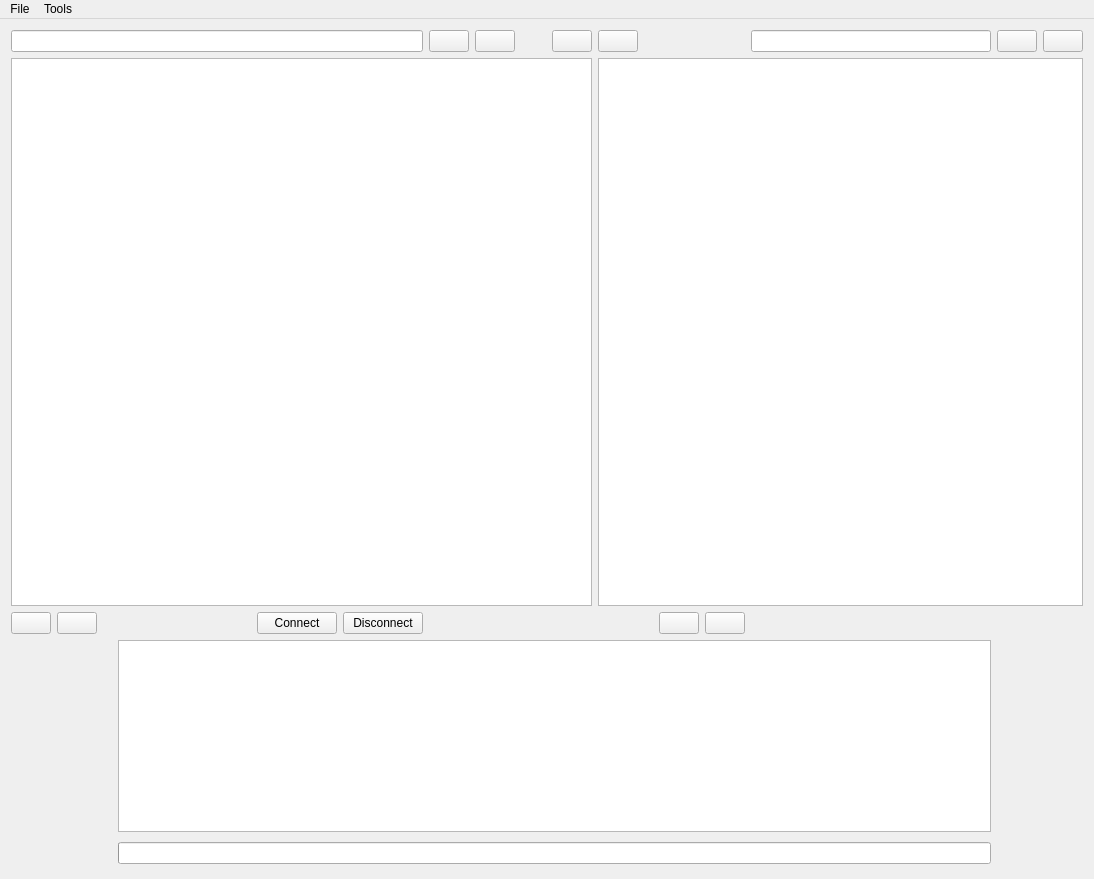
Old version of the form ftpClient/ui/clientView.ui in the repository kandabi/OpenFTP.
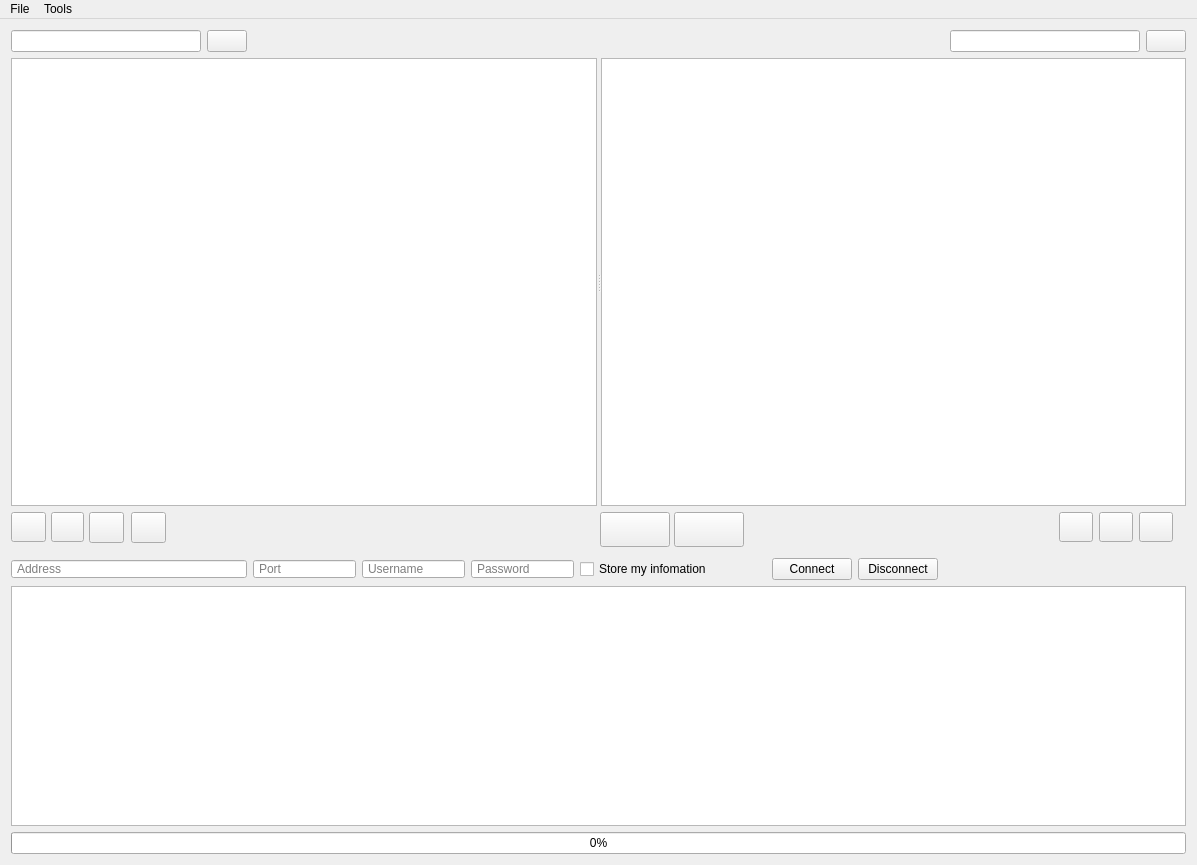
New version of the form. Icons and pictures are not drawn.

```diff
--- a/ftpClient/ui/clientView.ui
+++ b/ftpClient/ui/clientView.ui
@@ -6,10 +6,16 @@
    <rect>
     <x>0</x>
     <y>0</y>
-    <width>1094</width>
-    <height>879</height>
+    <width>1197</width>
+    <height>865</height>
    </rect>
   </property>
+  <property name="sizePolicy">
+   <sizepolicy hsizetype="Fixed" vsizetype="Fixed">
+    <horstretch>0</horstretch>
+    <verstretch>0</verstretch>
+   </sizepolicy>
+  </property>
   <property name="windowTitle">
    <string>client</string>
   </property>
@@ -25,108 +31,35 @@
   </property>
   <widget class="QWidget" name="centralWidget">
    <layout class="QGridLayout" name="gridLayout">
-    <item row="3" column="1">
-     <widget class="QPushButton" name="openFileBrowserButton">
-      <property name="text">
-       <string/>
-      </property>
-      <property name="icon">
-       <iconset resource="resources.qrc">
-        <normaloff>:/folderIcon/images/folder.png</normaloff>:/folderIcon/images/folder.png</iconset>
-      </property>
-      <property name="iconSize">
-       <size>
-        <width>22</width>
-        <height>22</height>
-       </size>
-      </property>
-     </widget>
-    </item>
-    <item row="0" column="40">
-     <widget class="QPushButton" name="returnButton">
-      <property name="sizePolicy">
-       <sizepolicy hsizetype="Fixed" vsizetype="Fixed">
-        <horstretch>0</horstretch>
-        <verstretch>0</verstretch>
-       </sizepolicy>
-      </property>
-      <property name="sizeIncrement">
-       <size>
-        <width>0</width>
-        <height>0</height>
-       </size>
-      </property>
-      <property name="text">
-       <string/>
-      </property>
-      <property name="icon">
-       <iconset resource="resources.qrc">
-        <normaloff>:/returnIcon/images/return_button.png</normaloff>:/returnIcon/images/return_button.png</iconset>
-      </property>
-      <property name="iconSize">
-       <size>
-        <width>22</width>
-        <height>22</height>
-       </size>
-      </property>
-      <property name="checkable">
-       <bool>false</bool>
-      </property>
-      <property name="default">
-       <bool>false</bool>
-      </property>
-      <property name="flat">
-       <bool>false</bool>
-      </property>
-     </widget>
-    </item>
-    <item row="23" column="1">
-     <spacer name="verticalSpacer">
-      <property name="orientation">
-       <enum>Qt::Vertical</enum>
-      </property>
-      <property name="sizeType">
-       <enum>QSizePolicy::Fixed</enum>
-      </property>
-      <property name="sizeHint" stdset="0">
-       <size>
-        <width>20</width>
-        <height>30</height>
-       </size>
-      </property>
-     </spacer>
-    </item>
-    <item row="3" column="0">
-     <widget class="QPushButton" name="localHomeButton">
-      <property name="text">
-       <string/>
-      </property>
-      <property name="icon">
-       <iconset resource="resources.qrc">
-        <normaloff>:/homeIcon/images/home_button.png</normaloff>:/homeIcon/images/home_button.png</iconset>
-      </property>
-      <property name="iconSize">
-       <size>
-        <width>22</width>
-        <height>22</height>
-       </size>
-      </property>
-     </widget>
-    </item>
-    <item row="3" column="12">
-     <widget class="QPushButton" name="connectButton">
+    <item row="3" column="0" colspan="2">
+     <widget class="QLineEdit" name="addressEdit">
       <property name="sizePolicy">
        <sizepolicy hsizetype="Expanding" vsizetype="Fixed">
         <horstretch>0</horstretch>
         <verstretch>0</verstretch>
        </sizepolicy>
       </property>
-      <property name="text">
-       <string>Connect</string>
+      <property name="minimumSize">
+       <size>
+        <width>100</width>
+        <height>0</height>
+       </size>
+      </property>
+      <property name="maximumSize">
+       <size>
+        <width>16777215</width>
+        <height>16777215</height>
+       </size>
+      </property>
+      <property name="styleSheet">
+       <string notr="true">padding-left:3px</string>
+      </property>
+      <property name="placeholderText">
+       <string>Address</string>
       </property>
      </widget>
     </item>
-    <item row="10" column="3" colspan="36">
+    <item row="4" column="0" colspan="12">
      <widget class="QTextEdit" name="mainTextWindow">
       <property name="sizePolicy">
        <sizepolicy hsizetype="Expanding" vsizetype="Fixed">
@@ -136,8 +69,8 @@
       </property>
       <property name="minimumSize">
        <size>
-        <width>0</width>
-        <height>150</height>
+        <width>100</width>
+        <height>240</height>
        </size>
       </property>
       <property name="readOnly">
@@ -148,17 +81,104 @@
       </property>
      </widget>
     </item>
-    <item row="23" column="3" colspan="36">
+    <item row="3" column="3">
+     <widget class="QLineEdit" name="usernameEdit">
+      <property name="sizePolicy">
+       <sizepolicy hsizetype="Fixed" vsizetype="Fixed">
+        <horstretch>0</horstretch>
+        <verstretch>0</verstretch>
+       </sizepolicy>
+      </property>
+      <property name="minimumSize">
+       <size>
+        <width>85</width>
+        <height>0</height>
+       </size>
+      </property>
+      <property name="maximumSize">
+       <size>
+        <width>16777215</width>
+        <height>16777215</height>
+       </size>
+      </property>
+      <property name="styleSheet">
+       <string notr="true">padding-left:3px</string>
+      </property>
+      <property name="placeholderText">
+       <string>Username</string>
+      </property>
+     </widget>
+    </item>
+    <item row="3" column="4">
+     <widget class="QLineEdit" name="passwordEdit">
+      <property name="enabled">
+       <bool>true</bool>
+      </property>
+      <property name="sizePolicy">
+       <sizepolicy hsizetype="Fixed" vsizetype="Fixed">
+        <horstretch>0</horstretch>
+        <verstretch>0</verstretch>
+       </sizepolicy>
+      </property>
+      <property name="minimumSize">
+       <size>
+        <width>75</width>
+        <height>0</height>
+       </size>
+      </property>
+      <property name="styleSheet">
+       <string notr="true">padding-left:3px</string>
+      </property>
+      <property name="echoMode">
+       <enum>QLineEdit::Password</enum>
+      </property>
+      <property name="placeholderText">
+       <string>Password</string>
+      </property>
+     </widget>
+    </item>
+    <item row="3" column="2">
+     <widget class="QLineEdit" name="portEdit">
+      <property name="sizePolicy">
+       <sizepolicy hsizetype="Fixed" vsizetype="Fixed">
+        <horstretch>0</horstretch>
+        <verstretch>0</verstretch>
+       </sizepolicy>
+      </property>
+      <property name="minimumSize">
+       <size>
+        <width>60</width>
+        <height>0</height>
+       </size>
+      </property>
+      <property name="maximumSize">
+       <size>
+        <width>16777215</width>
+        <height>16777215</height>
+       </size>
+      </property>
+      <property name="styleSheet">
+       <string notr="true">padding-left:3px</string>
+      </property>
+      <property name="placeholderText">
+       <string>Port</string>
+      </property>
+     </widget>
+    </item>
+    <item row="5" column="0" colspan="12">
      <widget class="QProgressBar" name="progressBar">
+      <property name="enabled">
+       <bool>true</bool>
+      </property>
       <property name="sizePolicy">
-       <sizepolicy hsizetype="Preferred" vsizetype="Fixed">
+       <sizepolicy hsizetype="Expanding" vsizetype="Fixed">
         <horstretch>0</horstretch>
         <verstretch>0</verstretch>
        </sizepolicy>
       </property>
       <property name="minimumSize">
        <size>
-        <width>0</width>
+        <width>100</width>
         <height>0</height>
        </size>
       </property>
@@ -166,37 +186,27 @@
        <number>0</number>
       </property>
       <property name="textVisible">
+       <bool>true</bool>
+      </property>
+      <property name="invertedAppearance">
        <bool>false</bool>
       </property>
+      <property name="textDirection">
+       <enum>QProgressBar::BottomToTop</enum>
+      </property>
      </widget>
     </item>
-    <item row="0" column="15">
-     <widget class="QPushButton" name="localReturnButton">
-      <property name="sizePolicy">
-       <sizepolicy hsizetype="Fixed" vsizetype="Fixed">
-        <horstretch>0</horstretch>
-        <verstretch>0</verstretch>
-       </sizepolicy>
-      </property>
+    <item row="3" column="5">
+     <widget class="QCheckBox" name="storeInformationCheckbox">
       <property name="text">
-       <string/>
-      </property>
-      <property name="icon">
-       <iconset resource="resources.qrc">
-        <normaloff>:/returnIcon/images/return_button.png</normaloff>:/returnIcon/images/return_button.png</iconset>
-      </property>
-      <property name="iconSize">
-       <size>
-        <width>21</width>
-        <height>22</height>
-       </size>
+       <string>Store my infomation</string>
       </property>
      </widget>
     </item>
-    <item row="3" column="13">
+    <item row="3" column="8">
      <widget class="QPushButton" name="disconnectButton">
       <property name="sizePolicy">
-       <sizepolicy hsizetype="Expanding" vsizetype="Fixed">
+       <sizepolicy hsizetype="Fixed" vsizetype="Fixed">
         <horstretch>0</horstretch>
         <verstretch>0</verstretch>
        </sizepolicy>
@@ -206,7 +216,7 @@
       </property>
      </widget>
     </item>
-    <item row="0" column="39">
+    <item row="0" column="1">
      <widget class="QPushButton" name="searchButton">
       <property name="sizePolicy">
        <sizepolicy hsizetype="Fixed" vsizetype="Fixed">
@@ -244,52 +254,57 @@
       </property>
      </widget>
     </item>
-    <item row="3" column="22">
-     <widget class="QPushButton" name="deleteButton">
+    <item row="0" column="0">
+     <widget class="QLineEdit" name="localSearchEdit">
       <property name="sizePolicy">
        <sizepolicy hsizetype="Fixed" vsizetype="Fixed">
         <horstretch>0</horstretch>
         <verstretch>0</verstretch>
        </sizepolicy>
       </property>
-      <property name="sizeIncrement">
+      <property name="minimumSize">
        <size>
-        <width>0</width>
+        <width>190</width>
         <height>0</height>
        </size>
       </property>
-      <property name="text">
+      <property name="maximumSize">
+       <size>
+        <width>16777215</width>
+        <height>16777215</height>
+       </size>
+      </property>
+     </widget>
+    </item>
+    <item row="2" column="0">
+     <widget class="QGroupBox" name="groupBox">
+      <property name="styleSheet">
+       <string notr="true">.QGroupBox{ border:none;}</string>
+      </property>
+      <property name="title">
        <string/>
       </property>
-      <property name="icon">
-       <iconset resource="resources.qrc">
-        <normaloff>:/deleteIcon/images/delete.png</normaloff>:/deleteIcon/images/delete.png</iconset>
-      </property>
-      <property name="iconSize">
-       <size>
-        <width>22</width>
-        <height>22</height>
-       </size>
-      </property>
-      <property name="checkable">
-       <bool>false</bool>
-      </property>
-      <property name="default">
-       <bool>false</bool>
-      </property>
       <property name="flat">
-       <bool>false</bool>
+       <bool>true</bool>
       </property>
-     </widget>
-    </item>
-    <item row="0" column="14">
-     <widget class="QPushButton" name="localSearchButton">
+      <widget class="QPushButton" name="localReturnButton">
+       <property name="geometry">
+        <rect>
+         <x>40</x>
+         <y>0</y>
+         <width>33</width>
+         <height>30</height>
+        </rect>
+       </property>
       <property name="sizePolicy">
        <sizepolicy hsizetype="Fixed" vsizetype="Fixed">
         <horstretch>0</horstretch>
         <verstretch>0</verstretch>
        </sizepolicy>
       </property>
+       <property name="layoutDirection">
+        <enum>Qt::LeftToRight</enum>
+       </property>
       <property name="text">
        <string/>
       </property>
@@ -299,36 +314,61 @@
       </property>
       <property name="iconSize">
        <size>
-        <width>24</width>
-        <height>20</height>
+         <width>21</width>
+         <height>22</height>
        </size>
       </property>
      </widget>
-    </item>
-    <item row="0" column="0" colspan="14">
-     <widget class="QLineEdit" name="localSearchEdit"/>
-    </item>
-    <item row="0" column="23" colspan="16">
-     <widget class="QLineEdit" name="serverSearchEdit">
-      <property name="cursorPosition">
-       <number>0</number>
-      </property>
-     </widget>
-    </item>
-    <item row="3" column="21">
-     <widget class="QPushButton" name="homeButton">
-      <property name="sizePolicy">
-       <sizepolicy hsizetype="Fixed" vsizetype="Fixed">
-        <horstretch>0</horstretch>
-        <verstretch>0</verstretch>
-       </sizepolicy>
-      </property>
-      <property name="sizeIncrement">
+      <widget class="QPushButton" name="openFileBrowserButton">
+       <property name="geometry">
+        <rect>
+         <x>78</x>
+         <y>0</y>
+         <width>35</width>
+         <height>31</height>
+        </rect>
+       </property>
+       <property name="maximumSize">
+        <size>
+         <width>35</width>
+         <height>16777215</height>
+        </size>
+       </property>
+       <property name="layoutDirection">
+        <enum>Qt::LeftToRight</enum>
+       </property>
+       <property name="text">
+        <string/>
+       </property>
+       <property name="icon">
+        <iconset resource="resources.qrc">
+         <normaloff>:/folderIcon/images/folder.png</normaloff>:/folderIcon/images/folder.png</iconset>
+       </property>
+       <property name="iconSize">
+        <size>
+         <width>22</width>
+         <height>23</height>
+        </size>
+       </property>
+      </widget>
+      <widget class="QPushButton" name="localHomeButton">
+       <property name="geometry">
+        <rect>
+         <x>0</x>
+         <y>0</y>
+         <width>35</width>
+         <height>30</height>
+        </rect>
+       </property>
+       <property name="maximumSize">
        <size>
-        <width>0</width>
-        <height>0</height>
-       </size>
-      </property>
+         <width>35</width>
+         <height>16777215</height>
+        </size>
+       </property>
+       <property name="layoutDirection">
+        <enum>Qt::RightToLeft</enum>
+       </property>
       <property name="text">
        <string/>
       </property>
@@ -342,25 +382,101 @@
         <height>22</height>
        </size>
       </property>
-      <property name="checkable">
-       <bool>false</bool>
-      </property>
-      <property name="default">
-       <bool>false</bool>
+      </widget>
+      <widget class="QPushButton" name="deleteButtonLocal">
+       <property name="geometry">
+        <rect>
+         <x>120</x>
+         <y>0</y>
+         <width>35</width>
+         <height>31</height>
+        </rect>
+       </property>
+       <property name="maximumSize">
+        <size>
+         <width>35</width>
+         <height>16777215</height>
+        </size>
+       </property>
+       <property name="text">
+        <string/>
+       </property>
+       <property name="icon">
+        <iconset resource="resources.qrc">
+         <normaloff>:/deleteIcon/images/delete.png</normaloff>:/deleteIcon/images/delete.png</iconset>
+       </property>
+       <property name="iconSize">
+        <size>
+         <width>22</width>
+         <height>22</height>
+        </size>
+       </property>
+      </widget>
+     </widget>
+    </item>
+    <item row="3" column="7">
+     <widget class="QPushButton" name="connectButton">
+      <property name="sizePolicy">
+       <sizepolicy hsizetype="Fixed" vsizetype="Fixed">
+        <horstretch>0</horstretch>
+        <verstretch>0</verstretch>
+       </sizepolicy>
+      </property>
+      <property name="text">
+       <string>Connect</string>
+      </property>
+     </widget>
+    </item>
+    <item row="2" column="5">
+     <widget class="QGroupBox" name="groupBox_3">
+      <property name="sizePolicy">
+       <sizepolicy hsizetype="Preferred" vsizetype="Fixed">
+        <horstretch>0</horstretch>
+        <verstretch>0</verstretch>
+       </sizepolicy>
+      </property>
+      <property name="minimumSize">
+       <size>
+        <width>180</width>
+        <height>40</height>
+       </size>
+      </property>
+      <property name="layoutDirection">
+       <enum>Qt::RightToLeft</enum>
+      </property>
+      <property name="styleSheet">
+       <string notr="true">.QGroupBox{ border:none;}</string>
+      </property>
+      <property name="title">
+       <string/>
       </property>
       <property name="flat">
-       <bool>false</bool>
+       <bool>true</bool>
       </property>
-     </widget>
-    </item>
-    <item row="0" column="18">
      <widget class="QPushButton" name="uploadButton">
+       <property name="geometry">
+        <rect>
+         <x>20</x>
+         <y>0</y>
+         <width>70</width>
+         <height>35</height>
+        </rect>
+       </property>
       <property name="sizePolicy">
        <sizepolicy hsizetype="Fixed" vsizetype="Fixed">
         <horstretch>0</horstretch>
         <verstretch>0</verstretch>
        </sizepolicy>
       </property>
+       <property name="minimumSize">
+        <size>
+         <width>70</width>
+         <height>0</height>
+        </size>
+       </property>
+       <property name="layoutDirection">
+        <enum>Qt::RightToLeft</enum>
+       </property>
       <property name="text">
        <string/>
       </property>
@@ -375,19 +491,74 @@
        </size>
       </property>
      </widget>
+      <widget class="QPushButton" name="downloadButton">
+       <property name="geometry">
+        <rect>
+         <x>94</x>
+         <y>0</y>
+         <width>70</width>
+         <height>35</height>
+        </rect>
+       </property>
+       <property name="sizePolicy">
+        <sizepolicy hsizetype="Fixed" vsizetype="Fixed">
+         <horstretch>0</horstretch>
+         <verstretch>0</verstretch>
+        </sizepolicy>
+       </property>
+       <property name="minimumSize">
+        <size>
+         <width>70</width>
+         <height>0</height>
+        </size>
+       </property>
+       <property name="layoutDirection">
+        <enum>Qt::RightToLeft</enum>
+       </property>
+       <property name="text">
+        <string/>
+       </property>
+       <property name="icon">
+        <iconset resource="resources.qrc">
+         <normaloff>:/arrow/images/left.png</normaloff>:/arrow/images/left.png</iconset>
+       </property>
+       <property name="iconSize">
+        <size>
+         <width>25</width>
+         <height>27</height>
+        </size>
+       </property>
+      </widget>
+     </widget>
     </item>
-    <item row="2" column="0" colspan="19">
+    <item row="1" column="0" colspan="12">
+     <widget class="QSplitter" name="splitter">
+      <property name="sizePolicy">
+       <sizepolicy hsizetype="Expanding" vsizetype="Expanding">
+        <horstretch>0</horstretch>
+        <verstretch>0</verstretch>
+       </sizepolicy>
+      </property>
+      <property name="minimumSize">
+       <size>
+        <width>0</width>
+        <height>349</height>
+       </size>
+      </property>
+      <property name="orientation">
+       <enum>Qt::Horizontal</enum>
+      </property>
      <widget class="QTableView" name="localBrowser">
       <property name="sizePolicy">
-       <sizepolicy hsizetype="Preferred" vsizetype="Preferred">
+        <sizepolicy hsizetype="Expanding" vsizetype="Expanding">
         <horstretch>1</horstretch>
         <verstretch>0</verstretch>
        </sizepolicy>
       </property>
       <property name="minimumSize">
        <size>
-        <width>450</width>
-        <height>350</height>
+         <width>0</width>
+         <height>300</height>
        </size>
       </property>
       <property name="sizeIncrement">
@@ -439,19 +610,17 @@
        <number>25</number>
       </attribute>
      </widget>
-    </item>
-    <item row="2" column="19" colspan="22">
      <widget class="QTableView" name="serverBrowser">
       <property name="sizePolicy">
-       <sizepolicy hsizetype="Preferred" vsizetype="Preferred">
+        <sizepolicy hsizetype="Expanding" vsizetype="Expanding">
         <horstretch>1</horstretch>
         <verstretch>0</verstretch>
        </sizepolicy>
       </property>
       <property name="minimumSize">
        <size>
-        <width>450</width>
-        <height>350</height>
+         <width>0</width>
+         <height>300</height>
        </size>
       </property>
       <property name="sizeIncrement">
@@ -503,15 +672,19 @@
        <number>25</number>
       </attribute>
      </widget>
+     </widget>
     </item>
-    <item row="0" column="19">
-     <widget class="QPushButton" name="downloadButton">
+    <item row="0" column="11">
+     <widget class="QPushButton" name="localSearchButton">
       <property name="sizePolicy">
        <sizepolicy hsizetype="Fixed" vsizetype="Fixed">
         <horstretch>0</horstretch>
         <verstretch>0</verstretch>
        </sizepolicy>
       </property>
+      <property name="layoutDirection">
+       <enum>Qt::LeftToRight</enum>
+      </property>
       <property name="text">
        <string/>
       </property>
@@ -521,12 +694,200 @@
       </property>
       <property name="iconSize">
        <size>
-        <width>25</width>
-        <height>27</height>
+        <width>24</width>
+        <height>20</height>
        </size>
       </property>
      </widget>
     </item>
+    <item row="0" column="10">
+     <widget class="QLineEdit" name="serverSearchEdit">
+      <property name="sizePolicy">
+       <sizepolicy hsizetype="Fixed" vsizetype="Fixed">
+        <horstretch>0</horstretch>
+        <verstretch>0</verstretch>
+       </sizepolicy>
+      </property>
+      <property name="minimumSize">
+       <size>
+        <width>190</width>
+        <height>0</height>
+       </size>
+      </property>
+      <property name="maximumSize">
+       <size>
+        <width>16777215</width>
+        <height>16777215</height>
+       </size>
+      </property>
+      <property name="layoutDirection">
+       <enum>Qt::RightToLeft</enum>
+      </property>
+      <property name="cursorPosition">
+       <number>0</number>
+      </property>
+     </widget>
+    </item>
+    <item row="2" column="10" colspan="2">
+     <widget class="QGroupBox" name="groupBox_2">
+      <property name="sizePolicy">
+       <sizepolicy hsizetype="Fixed" vsizetype="Preferred">
+        <horstretch>0</horstretch>
+        <verstretch>0</verstretch>
+       </sizepolicy>
+      </property>
+      <property name="minimumSize">
+       <size>
+        <width>137</width>
+        <height>0</height>
+       </size>
+      </property>
+      <property name="layoutDirection">
+       <enum>Qt::RightToLeft</enum>
+      </property>
+      <property name="styleSheet">
+       <string notr="true">.QGroupBox{ border:none;}</string>
+      </property>
+      <property name="title">
+       <string/>
+      </property>
+      <property name="flat">
+       <bool>true</bool>
+      </property>
+      <widget class="QPushButton" name="returnButton">
+       <property name="geometry">
+        <rect>
+         <x>50</x>
+         <y>0</y>
+         <width>34</width>
+         <height>30</height>
+        </rect>
+       </property>
+       <property name="sizePolicy">
+        <sizepolicy hsizetype="Fixed" vsizetype="Fixed">
+         <horstretch>0</horstretch>
+         <verstretch>0</verstretch>
+        </sizepolicy>
+       </property>
+       <property name="sizeIncrement">
+        <size>
+         <width>0</width>
+         <height>0</height>
+        </size>
+       </property>
+       <property name="text">
+        <string/>
+       </property>
+       <property name="icon">
+        <iconset resource="resources.qrc">
+         <normaloff>:/returnIcon/images/return_button.png</normaloff>:/returnIcon/images/return_button.png</iconset>
+       </property>
+       <property name="iconSize">
+        <size>
+         <width>22</width>
+         <height>22</height>
+        </size>
+       </property>
+       <property name="checkable">
+        <bool>false</bool>
+       </property>
+       <property name="default">
+        <bool>false</bool>
+       </property>
+       <property name="flat">
+        <bool>false</bool>
+       </property>
+      </widget>
+      <widget class="QPushButton" name="homeButton">
+       <property name="geometry">
+        <rect>
+         <x>10</x>
+         <y>0</y>
+         <width>34</width>
+         <height>30</height>
+        </rect>
+       </property>
+       <property name="sizePolicy">
+        <sizepolicy hsizetype="Fixed" vsizetype="Fixed">
+         <horstretch>0</horstretch>
+         <verstretch>0</verstretch>
+        </sizepolicy>
+       </property>
+       <property name="sizeIncrement">
+        <size>
+         <width>0</width>
+         <height>0</height>
+        </size>
+       </property>
+       <property name="text">
+        <string/>
+       </property>
+       <property name="icon">
+        <iconset resource="resources.qrc">
+         <normaloff>:/homeIcon/images/home_button.png</normaloff>:/homeIcon/images/home_button.png</iconset>
+       </property>
+       <property name="iconSize">
+        <size>
+         <width>22</width>
+         <height>22</height>
+        </size>
+       </property>
+       <property name="checkable">
+        <bool>false</bool>
+       </property>
+       <property name="default">
+        <bool>false</bool>
+       </property>
+       <property name="flat">
+        <bool>false</bool>
+       </property>
+      </widget>
+      <widget class="QPushButton" name="deleteButton">
+       <property name="geometry">
+        <rect>
+         <x>90</x>
+         <y>0</y>
+         <width>34</width>
+         <height>30</height>
+        </rect>
+       </property>
+       <property name="sizePolicy">
+        <sizepolicy hsizetype="Fixed" vsizetype="Fixed">
+         <horstretch>0</horstretch>
+         <verstretch>0</verstretch>
+        </sizepolicy>
+       </property>
+       <property name="sizeIncrement">
+        <size>
+         <width>0</width>
+         <height>0</height>
+        </size>
+       </property>
+       <property name="text">
+        <string/>
+       </property>
+       <property name="icon">
+        <iconset resource="resources.qrc">
+         <normaloff>:/deleteIcon/images/delete.png</normaloff>:/deleteIcon/images/delete.png</iconset>
+       </property>
+       <property name="iconSize">
+        <size>
+         <width>22</width>
+         <height>22</height>
+        </size>
+       </property>
+       <property name="checkable">
+        <bool>false</bool>
+       </property>
+       <property name="default">
+        <bool>false</bool>
+       </property>
+       <property name="flat">
+        <bool>false</bool>
+       </property>
+      </widget>
+     </widget>
+    </item>
    </layout>
   </widget>
   <widget class="QMenuBar" name="menuBar">
@@ -534,7 +895,7 @@
     <rect>
      <x>0</x>
      <y>0</y>
-     <width>1094</width>
+     <width>1197</width>
      <height>21</height>
     </rect>
    </property>
```
Left out of the diff: 32 changed lines with no effect on the pictures. Lines whose indentation alone changed are shown as unchanged.
